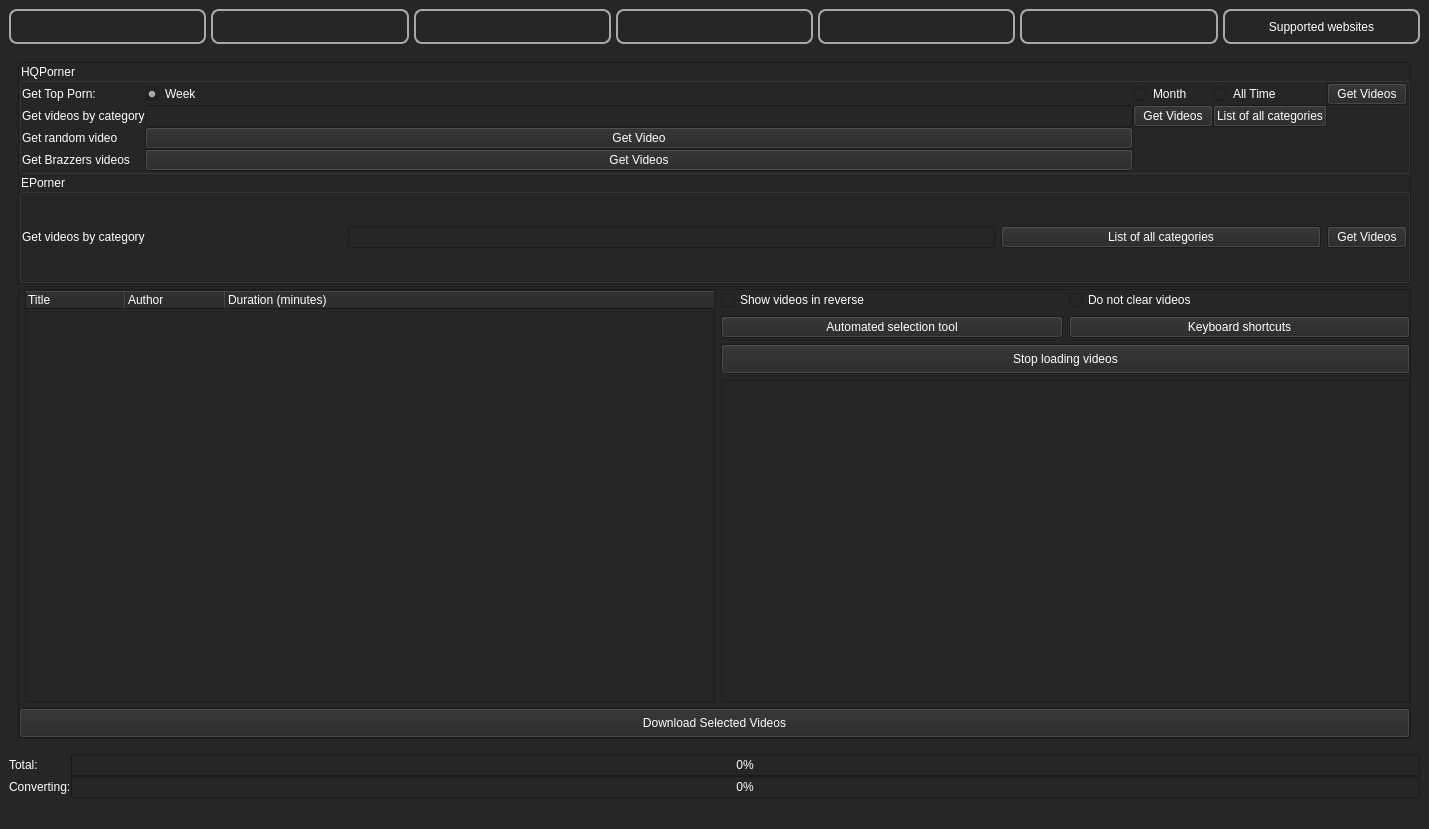
First picture: the form in src/frontend/UI/form_main_window.ui, repository EchterAlsFake/Porn_Fetch, before the edit.
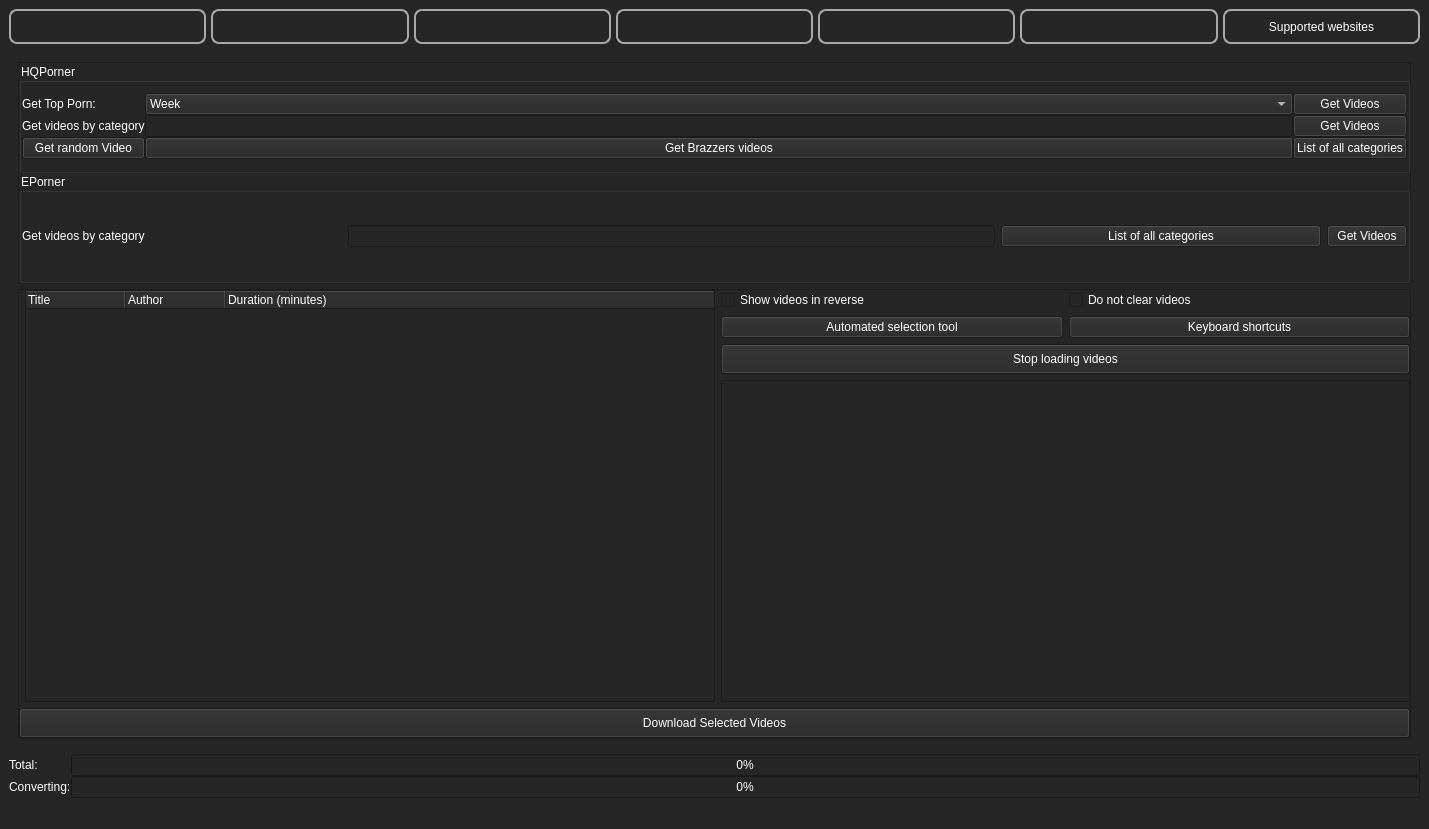
Second picture: the form after the edit. The open tabs and pages were chosen to show the change.

```diff
--- a/src/frontend/UI/form_main_window.ui
+++ b/src/frontend/UI/form_main_window.ui
@@ -390,7 +390,7 @@
               <rect>
                <x>0</x>
                <y>0</y>
-               <width>644</width>
+               <width>1389</width>
                <height>220</height>
               </rect>
              </property>
@@ -1185,10 +1185,10 @@
                        </property>
                        <item row="0" column="0">
                         <layout class="QGridLayout" name="gridLayout_3">
-                         <item row="0" column="1">
-                          <widget class="QRadioButton" name="tools_radio_top_porn_week">
+                         <item row="3" column="0">
+                          <widget class="QPushButton" name="tools_button_get_random_videos">
                            <property name="sizePolicy">
-                            <sizepolicy hsizetype="Minimum" vsizetype="Fixed">
+                            <sizepolicy hsizetype="Preferred" vsizetype="Fixed">
                              <horstretch>0</horstretch>
                              <verstretch>0</verstretch>
                             </sizepolicy>
@@ -1203,10 +1203,7 @@
                             <cursorShape>PointingHandCursor</cursorShape>
                            </property>
                            <property name="text">
-                            <string>Week</string>
-                           </property>
-                           <property name="checked">
-                            <bool>true</bool>
+                            <string>Get random Video</string>
                            </property>
                           </widget>
                          </item>
@@ -1251,132 +1248,6 @@
                            </property>
                           </widget>
                          </item>
-                         <item row="0" column="0">
-                          <widget class="QLabel" name="tools_label_get_top_porn">
-                           <property name="sizePolicy">
-                            <sizepolicy hsizetype="Fixed" vsizetype="Fixed">
-                             <horstretch>0</horstretch>
-                             <verstretch>0</verstretch>
-                            </sizepolicy>
-                           </property>
-                           <property name="minimumSize">
-                            <size>
-                             <width>0</width>
-                             <height>0</height>
-                            </size>
-                           </property>
-                           <property name="text">
-                            <string>Get Top Porn:</string>
-                           </property>
-                          </widget>
-                         </item>
-                         <item row="0" column="2">
-                          <widget class="QRadioButton" name="tools_radio_top_porn_month">
-                           <property name="sizePolicy">
-                            <sizepolicy hsizetype="Minimum" vsizetype="Fixed">
-                             <horstretch>0</horstretch>
-                             <verstretch>0</verstretch>
-                            </sizepolicy>
-                           </property>
-                           <property name="minimumSize">
-                            <size>
-                             <width>0</width>
-                             <height>0</height>
-                            </size>
-                           </property>
-                           <property name="cursor">
-                            <cursorShape>PointingHandCursor</cursorShape>
-                           </property>
-                           <property name="text">
-                            <string>Month</string>
-                           </property>
-                          </widget>
-                         </item>
-                         <item row="2" column="0">
-                          <widget class="QLabel" name="tools_label_get_random_video">
-                           <property name="sizePolicy">
-                            <sizepolicy hsizetype="Fixed" vsizetype="Fixed">
-                             <horstretch>0</horstretch>
-                             <verstretch>0</verstretch>
-                            </sizepolicy>
-                           </property>
-                           <property name="minimumSize">
-                            <size>
-                             <width>0</width>
-                             <height>0</height>
-                            </size>
-                           </property>
-                           <property name="text">
-                            <string>Get random video</string>
-                           </property>
-                          </widget>
-                         </item>
-                         <item row="0" column="3">
-                          <widget class="QRadioButton" name="tools_radio_top_porn_all_time">
-                           <property name="sizePolicy">
-                            <sizepolicy hsizetype="Minimum" vsizetype="Fixed">
-                             <horstretch>0</horstretch>
-                             <verstretch>0</verstretch>
-                            </sizepolicy>
-                           </property>
-                           <property name="minimumSize">
-                            <size>
-                             <width>0</width>
-                             <height>0</height>
-                            </size>
-                           </property>
-                           <property name="cursor">
-                            <cursorShape>PointingHandCursor</cursorShape>
-                           </property>
-                           <property name="text">
-                            <string>All Time</string>
-                           </property>
-                          </widget>
-                         </item>
-                         <item row="1" column="3">
-                          <widget class="QPushButton" name="tools_button_list_categories">
-                           <property name="sizePolicy">
-                            <sizepolicy hsizetype="Minimum" vsizetype="Fixed">
-                             <horstretch>0</horstretch>
-                             <verstretch>0</verstretch>
-                            </sizepolicy>
-                           </property>
-                           <property name="minimumSize">
-                            <size>
-                             <width>0</width>
-                             <height>0</height>
-                            </size>
-                           </property>
-                           <property name="cursor">
-                            <cursorShape>PointingHandCursor</cursorShape>
-                           </property>
-                           <property name="text">
-                            <string>List of all categories</string>
-                           </property>
-                          </widget>
-                         </item>
-                         <item row="2" column="1">
-                          <widget class="QPushButton" name="tools_button_get_random_videos">
-                           <property name="sizePolicy">
-                            <sizepolicy hsizetype="Preferred" vsizetype="Fixed">
-                             <horstretch>0</horstretch>
-                             <verstretch>0</verstretch>
-                            </sizepolicy>
-                           </property>
-                           <property name="minimumSize">
-                            <size>
-                             <width>0</width>
-                             <height>0</height>
-                            </size>
-                           </property>
-                           <property name="cursor">
-                            <cursorShape>PointingHandCursor</cursorShape>
-                           </property>
-                           <property name="text">
-                            <string>Get Video</string>
-                           </property>
-                          </widget>
-                         </item>
                          <item row="1" column="1">
                           <widget class="QLineEdit" name="tools_lineedit_hqporner_category">
                            <property name="sizePolicy">
@@ -1393,30 +1264,8 @@
                            </property>
                           </widget>
                          </item>
-                         <item row="0" column="4">
-                          <widget class="QPushButton" name="tools_button_top_porn_get_videos">
-                           <property name="sizePolicy">
-                            <sizepolicy hsizetype="Minimum" vsizetype="Fixed">
-                             <horstretch>0</horstretch>
-                             <verstretch>0</verstretch>
-                            </sizepolicy>
-                           </property>
-                           <property name="minimumSize">
-                            <size>
-                             <width>0</width>
-                             <height>0</height>
-                            </size>
-                           </property>
-                           <property name="cursor">
-                            <cursorShape>PointingHandCursor</cursorShape>
-                           </property>
-                           <property name="text">
-                            <string>Get Videos</string>
-                           </property>
-                          </widget>
-                         </item>
-                         <item row="3" column="0">
-                          <widget class="QLabel" name="tools_label_get_brazzers_videos">
+                         <item row="0" column="0">
+                          <widget class="QLabel" name="tools_label_get_top_porn">
                            <property name="sizePolicy">
                             <sizepolicy hsizetype="Fixed" vsizetype="Fixed">
                              <horstretch>0</horstretch>
@@ -1430,7 +1279,7 @@
                             </size>
                            </property>
                            <property name="text">
-                            <string>Get Brazzers videos</string>
+                            <string>Get Top Porn:</string>
                            </property>
                           </widget>
                          </item>
@@ -1452,10 +1301,73 @@
                             <cursorShape>PointingHandCursor</cursorShape>
                            </property>
                            <property name="text">
+                            <string>Get Brazzers videos</string>
+                           </property>
+                          </widget>
+                         </item>
+                         <item row="0" column="1">
+                          <widget class="QComboBox" name="tools_combobox_hqporner_top_porn">
+                           <item>
+                            <property name="text">
+                             <string>Week</string>
+                            </property>
+                           </item>
+                           <item>
+                            <property name="text">
+                             <string>Month</string>
+                            </property>
+                           </item>
+                           <item>
+                            <property name="text">
+                             <string>All time</string>
+                            </property>
+                           </item>
+                          </widget>
+                         </item>
+                         <item row="0" column="2">
+                          <widget class="QPushButton" name="tools_button_top_porn_get_videos">
+                           <property name="sizePolicy">
+                            <sizepolicy hsizetype="Minimum" vsizetype="Fixed">
+                             <horstretch>0</horstretch>
+                             <verstretch>0</verstretch>
+                            </sizepolicy>
+                           </property>
+                           <property name="minimumSize">
+                            <size>
+                             <width>0</width>
+                             <height>0</height>
+                            </size>
+                           </property>
+                           <property name="cursor">
+                            <cursorShape>PointingHandCursor</cursorShape>
+                           </property>
+                           <property name="text">
                             <string>Get Videos</string>
                            </property>
                           </widget>
                          </item>
+                         <item row="3" column="2">
+                          <widget class="QPushButton" name="tools_button_list_categories">
+                           <property name="sizePolicy">
+                            <sizepolicy hsizetype="Minimum" vsizetype="Fixed">
+                             <horstretch>0</horstretch>
+                             <verstretch>0</verstretch>
+                            </sizepolicy>
+                           </property>
+                           <property name="minimumSize">
+                            <size>
+                             <width>0</width>
+                             <height>0</height>
+                            </size>
+                           </property>
+                           <property name="cursor">
+                            <cursorShape>PointingHandCursor</cursorShape>
+                           </property>
+                           <property name="text">
+                            <string>List of all categories</string>
+                           </property>
+                          </widget>
+                         </item>
                         </layout>
                        </item>
                       </layout>
```
Left out of the diff: 492 changed lines with no effect on the pictures.
